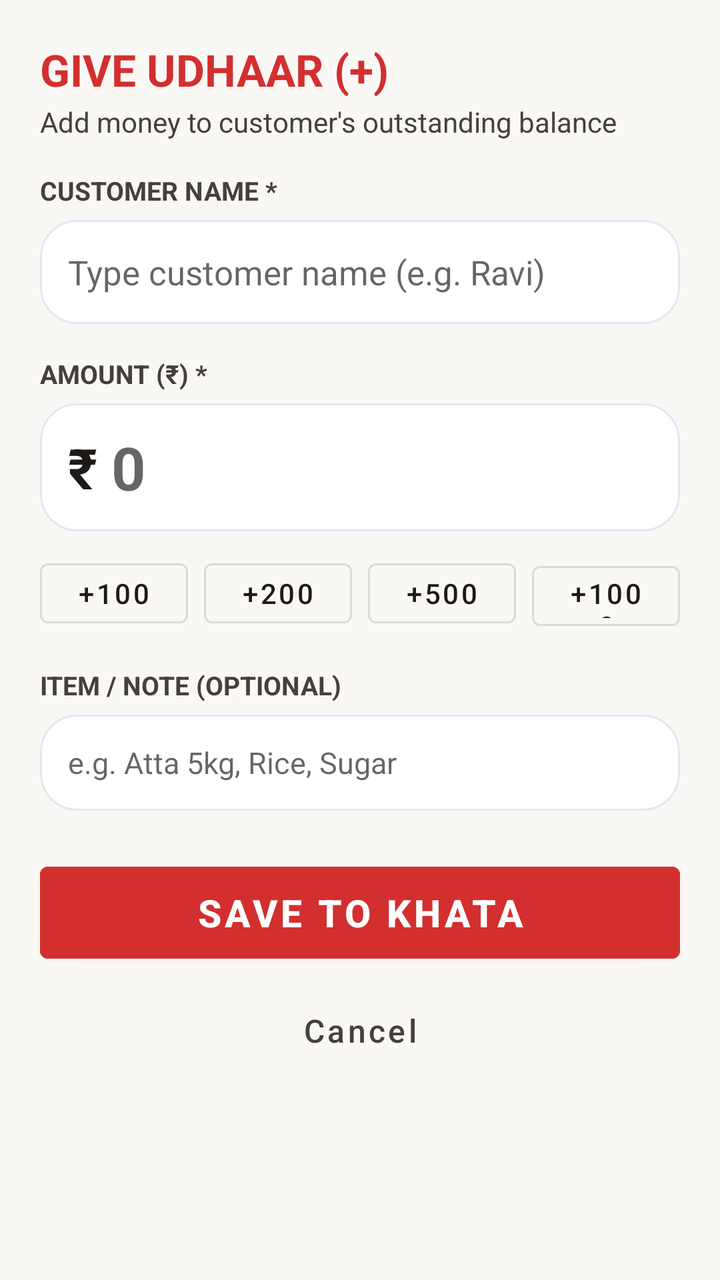
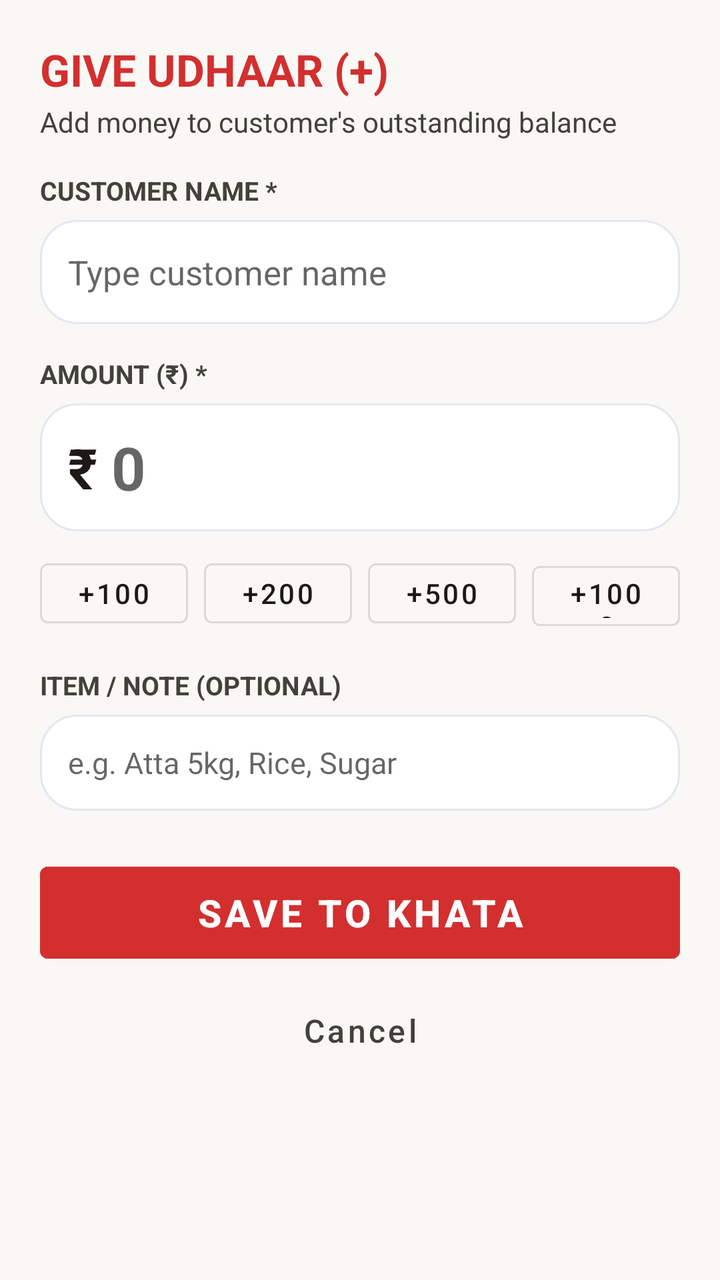

Compare the two renders of this Android layout. The source of the first and the diff that turns it into the second are given below.
<!-- AndroidManifest.xml: application theme Theme.MaterialComponents.DayNight.NoActionBar -->
<!-- res/layout/dialog_fast_transaction.xml -->
<?xml version="1.0" encoding="utf-8"?>
<ScrollView xmlns:android="http://schemas.android.com/apk/res/android"
    android:layout_width="match_parent"
    android:layout_height="wrap_content"
    android:background="@color/bg_screen">

    <LinearLayout
        android:layout_width="match_parent"
        android:layout_height="wrap_content"
        android:orientation="vertical"
        android:padding="20dp">

        
        <TextView
            android:id="@+id/tv_dialog_title"
            android:layout_width="match_parent"
            android:layout_height="wrap_content"
            android:text="GIVE UDHAAR (+)"
            android:textColor="@color/btn_credit_bg"
            android:textSize="22sp"
            android:textStyle="bold" />

        <TextView
            android:id="@+id/tv_dialog_subtitle"
            android:layout_width="match_parent"
            android:layout_height="wrap_content"
            android:layout_marginTop="2dp"
            android:text="Add money to customer's outstanding balance"
            android:textColor="@color/text_secondary"
            android:textSize="@dimen/text_caption" />

        
        <TextView
            android:layout_width="wrap_content"
            android:layout_height="wrap_content"
            android:layout_marginTop="16dp"
            android:text="CUSTOMER NAME *"
            android:textColor="@color/text_secondary"
            android:textSize="13sp"
            android:textStyle="bold" />

        <AutoCompleteTextView
            android:id="@+id/actv_dialog_customer"
            android:layout_width="match_parent"
            android:layout_height="52dp"
            android:layout_marginTop="6dp"
            android:background="@drawable/bg_panel"
            android:hint="Type customer name (e.g. Ravi)"
            android:inputType="textPersonName"
            android:paddingHorizontal="14dp"
            android:textColor="@color/text_primary"
            android:textSize="17sp" />

        
        <TextView
            android:layout_width="wrap_content"
            android:layout_height="wrap_content"
            android:layout_marginTop="16dp"
            android:text="AMOUNT (₹) *"
            android:textColor="@color/text_secondary"
            android:textSize="13sp"
            android:textStyle="bold" />

        <LinearLayout
            android:layout_width="match_parent"
            android:layout_height="64dp"
            android:layout_marginTop="6dp"
            android:background="@drawable/bg_panel"
            android:gravity="center_vertical"
            android:orientation="horizontal"
            android:paddingHorizontal="14dp">

            <TextView
                android:layout_width="wrap_content"
                android:layout_height="wrap_content"
                android:text="₹ "
                android:textColor="@color/text_primary"
                android:textSize="28sp"
                android:textStyle="bold" />

            <EditText
                android:id="@+id/et_dialog_amount"
                android:layout_width="0dp"
                android:layout_height="match_parent"
                android:layout_weight="1"
                android:background="@null"
                android:hint="0"
                android:inputType="numberDecimal"
                android:textColor="@color/text_primary"
                android:textSize="30sp"
                android:textStyle="bold" />
        </LinearLayout>

        
        <LinearLayout
            android:layout_width="match_parent"
            android:layout_height="wrap_content"
            android:layout_marginTop="10dp"
            android:orientation="horizontal">

            <Button
                android:id="@+id/chip_add_100"
                style="@style/Widget.MaterialComponents.Button.OutlinedButton"
                android:layout_width="0dp"
                android:layout_height="42dp"
                android:layout_marginEnd="4dp"
                android:layout_weight="1"
                android:text="+100"
                android:textColor="@color/text_primary"
                android:textSize="14sp" />

            <Button
                android:id="@+id/chip_add_200"
                style="@style/Widget.MaterialComponents.Button.OutlinedButton"
                android:layout_width="0dp"
                android:layout_height="42dp"
                android:layout_marginHorizontal="4dp"
                android:layout_weight="1"
                android:text="+200"
                android:textColor="@color/text_primary"
                android:textSize="14sp" />

            <Button
                android:id="@+id/chip_add_500"
                style="@style/Widget.MaterialComponents.Button.OutlinedButton"
                android:layout_width="0dp"
                android:layout_height="42dp"
                android:layout_marginHorizontal="4dp"
                android:layout_weight="1"
                android:text="+500"
                android:textColor="@color/text_primary"
                android:textSize="14sp" />

            <Button
                android:id="@+id/chip_add_1000"
                style="@style/Widget.MaterialComponents.Button.OutlinedButton"
                android:layout_width="0dp"
                android:layout_height="42dp"
                android:layout_marginStart="4dp"
                android:layout_weight="1"
                android:text="+1000"
                android:textColor="@color/text_primary"
                android:textSize="14sp" />
        </LinearLayout>

        
        <TextView
            android:layout_width="wrap_content"
            android:layout_height="wrap_content"
            android:layout_marginTop="16dp"
            android:text="ITEM / NOTE (OPTIONAL)"
            android:textColor="@color/text_secondary"
            android:textSize="13sp"
            android:textStyle="bold" />

        <EditText
            android:id="@+id/et_dialog_note"
            android:layout_width="match_parent"
            android:layout_height="48dp"
            android:layout_marginTop="6dp"
            android:background="@drawable/bg_panel"
            android:hint="e.g. Atta 5kg, Rice, Sugar"
            android:inputType="text"
            android:paddingHorizontal="14dp"
            android:textColor="@color/text_primary"
            android:textSize="15sp" />

        
        <Button
            android:id="@+id/btn_dialog_save"
            android:layout_width="match_parent"
            android:layout_height="@dimen/touch_target_primary_button"
            android:layout_marginTop="22dp"
            android:backgroundTint="@color/btn_credit_bg"
            android:text="SAVE TO KHATA"
            android:textAllCaps="false"
            android:textColor="@color/text_inverse"
            android:textSize="@dimen/text_primary_action"
            android:textStyle="bold" />

        
        <Button
            android:id="@+id/btn_dialog_cancel"
            style="@style/Widget.MaterialComponents.Button.TextButton"
            android:layout_width="match_parent"
            android:layout_height="48dp"
            android:layout_marginTop="6dp"
            android:text="Cancel"
            android:textAllCaps="false"
            android:textColor="@color/text_secondary"
            android:textSize="16sp" />

    </LinearLayout>
</ScrollView>
<!-- resources referenced by this layout -->
<resources>
  <color name="bg_screen">#FAF8F5</color>
  <color name="btn_credit_bg">#D32F2F</color>
  <color name="text_inverse">#FFFFFF</color>
  <color name="text_primary">#1C1917</color>
  <color name="text_secondary">#44403C</color>
  <dimen name="text_caption">14sp</dimen>
  <dimen name="text_primary_action">19sp</dimen>
  <dimen name="touch_target_primary_button">58dp</dimen>
  <!-- drawable bg_panel (drawable) -->
  <?xml version="1.0" encoding="utf-8"?>
  <shape xmlns:android="http://schemas.android.com/apk/res/android" android:shape="rectangle">
      <solid android:color="#FFFFFF" />
      <corners android:radius="18dp" />
      <stroke android:width="1dp" android:color="#E2E8F0" />
  </shape>
</resources>

<!-- the commit's change to res/layout/dialog_fast_transaction.xml (unified diff, before → after) -->
@@ -45,7 +45,7 @@
             android:layout_height="52dp"
             android:layout_marginTop="6dp"
             android:background="@drawable/bg_panel"
-            android:hint="Type customer name (e.g. Ravi)"
+            android:hint="Type customer name"
             android:inputType="textPersonName"
             android:paddingHorizontal="14dp"
             android:textColor="@color/text_primary"
